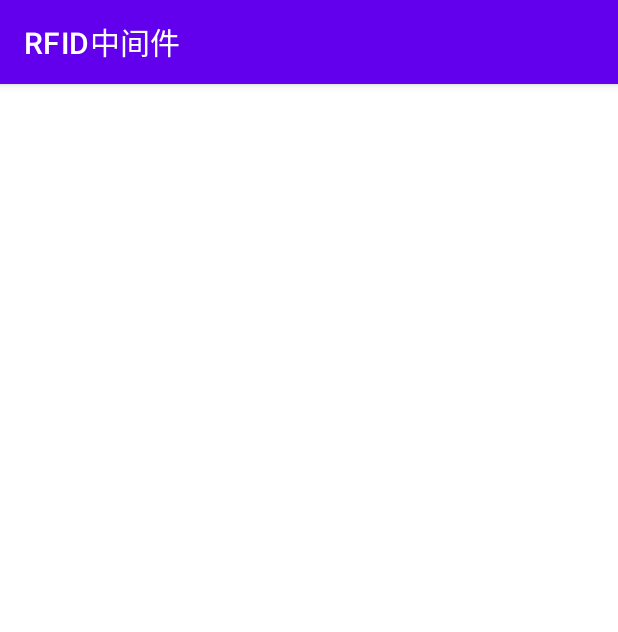
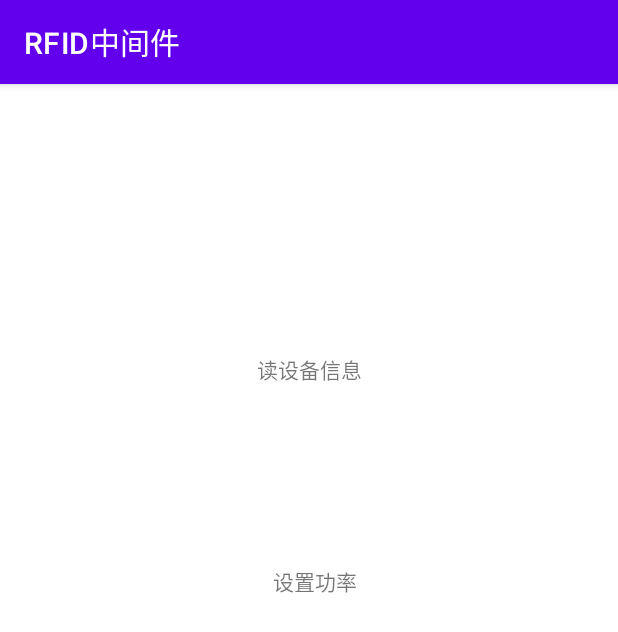
Before and after one commit to StoneBang/CustomerApp, an Android app: the screen it shows after launch (MainActivity), on a phone screen of 412 x 824 dp. Shown: the top 632 px of the screen. Run offline under Robolectric (Android 15) with nearby library versions, the phone set to English and light mode, and no system bars; libraries missing offline, so code that uses them is left out: com.tencent.bugly, org.greenrobot.greendao; 6 statements that could not run were skipped.

Commit message:
完成第二版的中间件

```diff
--- a/app/build.gradle
+++ b/app/build.gradle
@@ -49,6 +49,11 @@ dependencies {
     implementation files('libs/Serialport-module.jar')
     implementation 'org.greenrobot:eventbus:3.2.0'
     implementation 'org.greenrobot:greendao:3.3.0'
+//    implementation 'com.tencent.bugly:crashreport:latest.release' //其中latest.release指代最新Bugly SDK版本号，也可以指定明确的版本号，例如2.1.9
+    implementation 'com.tencent.bugly:crashreport_upgrade:latest.release'//其中latest.release指代最新版本号，也可以指定明确的版本号，例如1.2.0
+    implementation 'com.tencent.bugly:nativecrashreport:latest.release'
+//    implementation 'com.tencent.bugly:nativecrashreport:latest.release'
+//其中latest.release指代最新Bugly NDK版本号，也可以指定明确的版本号，例如3.0
     testImplementation 'junit:junit:4.+'
     androidTestImplementation 'androidx.test.ext:junit:1.1.1'
     androidTestImplementation 'androidx.test.espresso:espresso-core:3.2.0'
--- a/app/src/main/java/com/zkbl/customerapp/MyApplication.java
+++ b/app/src/main/java/com/zkbl/customerapp/MyApplication.java
@@ -4,12 +4,20 @@ import android.app.Application;
 import android.content.Context;
 import android.content.Intent;
 import android.database.sqlite.SQLiteDatabase;
+import android.os.Build;
+import android.text.TextUtils;
 
 
+import com.tencent.bugly.Bugly;
+import com.tencent.bugly.crashreport.CrashReport;
 import com.zkbl.customerapp.greenDao.DaoMaster;
 import com.zkbl.customerapp.greenDao.DaoSession;
 
 import org.greenrobot.greendao.database.Database;
+
+import java.io.BufferedReader;
+import java.io.FileReader;
+import java.io.IOException;
 
 /**
  * Create by StoneBang at 2021/10/15
@@ -25,6 +33,19 @@ public class MyApplication extends Application {
     public void onCreate() {
         super.onCreate();
         initDataBase();
+        initBugly();
+    }
+
+    private void initBugly() {
+        Context context = getApplicationContext();
+        // 获取当前包名
+        String packageName = context.getPackageName();
+        // 获取当前进程名
+        String processName = getProcessName(android.os.Process.myPid());
+        // 设置是否为上报进程
+        CrashReport.UserStrategy strategy = new CrashReport.UserStrategy(context);
+        strategy.setUploadProcess(processName == null || processName.equals(packageName));
+        Bugly.init(getApplicationContext(), "6877214ecd", false);
     }
 
 
@@ -33,6 +54,35 @@ public class MyApplication extends Application {
         SQLiteDatabase dbDataBase = dbHelper.getWritableDatabase();
         DaoMaster daoMaster = new DaoMaster(dbDataBase);
         daoSession = daoMaster.newSession();
+    }
+
+    /**
+     * 获取进程号对应的进程名
+     *
+     * @param pid 进程号
+     * @return 进程名
+     */
+    private static String getProcessName(int pid) {
+        BufferedReader reader = null;
+        try {
+            reader = new BufferedReader(new FileReader("/proc/" + pid + "/cmdline"));
+            String processName = reader.readLine();
+            if (!TextUtils.isEmpty(processName)) {
+                processName = processName.trim();
+            }
+            return processName;
+        } catch (Throwable throwable) {
+            throwable.printStackTrace();
+        } finally {
+            try {
+                if (reader != null) {
+                    reader.close();
+                }
+            } catch (IOException exception) {
+                exception.printStackTrace();
+            }
+        }
+        return null;
     }
     public static class DataBaseOpenHelper extends DaoMaster.OpenHelper {
 
--- a/app/src/main/res/layout/activity_main.xml
+++ b/app/src/main/res/layout/activity_main.xml
@@ -6,4 +6,26 @@
     android:layout_height="match_parent"
     tools:context=".MainActivity">
 
+
+    <TextView
+        android:id="@+id/textView"
+        android:layout_width="wrap_content"
+        android:layout_height="wrap_content"
+        android:layout_marginTop="179dp"
+        android:text="读设备信息"
+        android:onClick="getDeviceInfo"
+        app:layout_constraintEnd_toEndOf="parent"
+        app:layout_constraintStart_toStartOf="parent"
+        app:layout_constraintTop_toTopOf="parent" />
+
+    <TextView
+        android:id="@+id/textView2"
+        android:layout_width="wrap_content"
+        android:layout_height="wrap_content"
+        android:layout_marginTop="120dp"
+        android:layout_marginEnd="3dp"
+        android:text="设置功率"
+        android:onClick="setPower"
+        app:layout_constraintEnd_toEndOf="@+id/textView"
+        app:layout_constraintTop_toBottomOf="@+id/textView" />
 </androidx.constraintlayout.widget.ConstraintLayout>
```
Also changed, not shown: app/src/main/AndroidManifest.xml (+9 -1 lines), app/src/main/java/com/zkbl/customerapp/CommandMessage.java (+28 -1 lines), app/src/main/java/com/zkbl/customerapp/KeyCodeService.java (+101 -4 lines), app/src/main/java/com/zkbl/customerapp/MainActivity.java (+29 -0 lines), app/src/main/java/com/zkbl/customerapp/ReceiveReceiveBrodcast.java (+55 -3 lines), app/src/main/java/com/zkbl/customerapp/Tools.java (added, +64 -0 lines).
